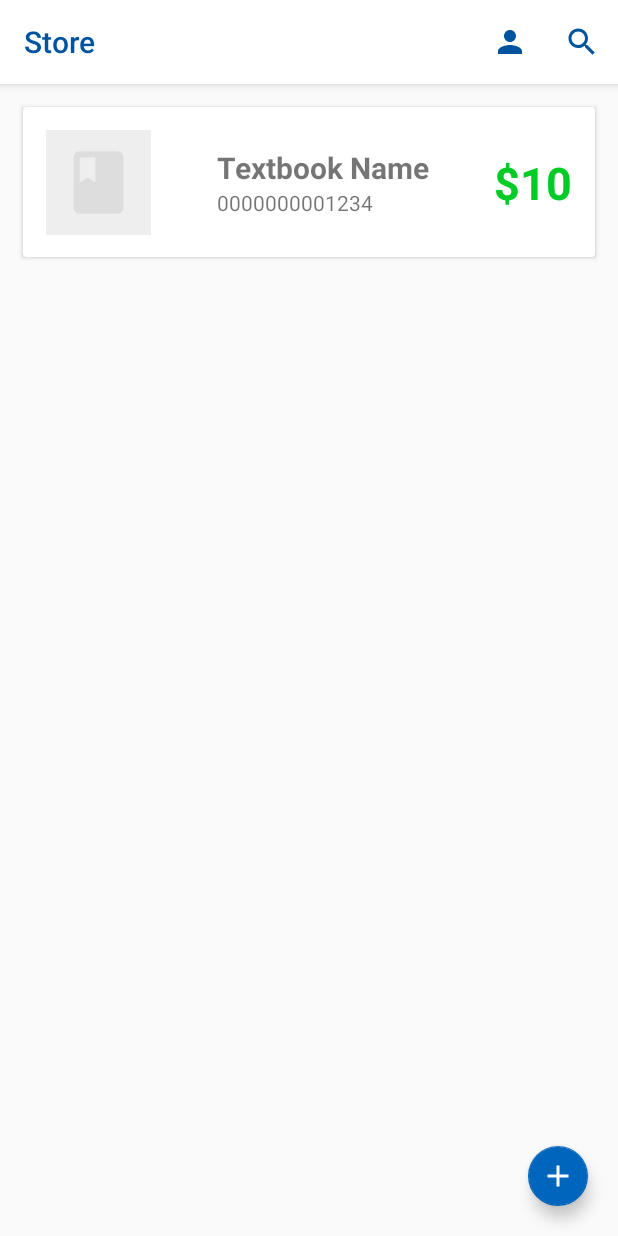
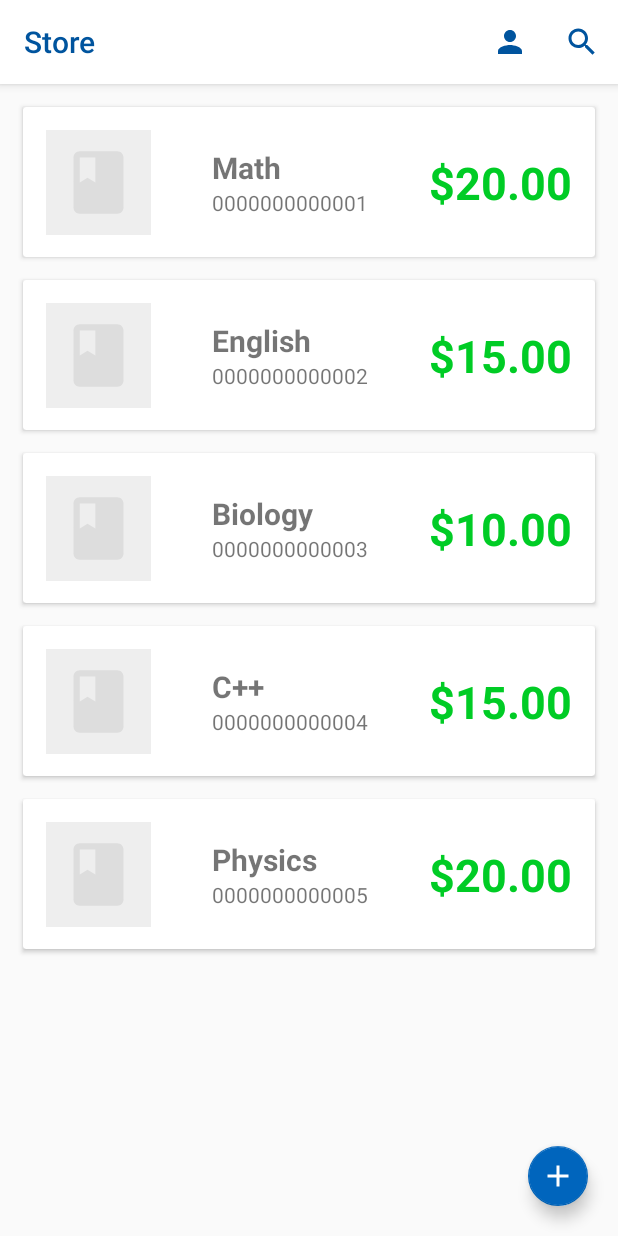
Before and after one commit to zachfalcone/CS455_Proj_13, an Android app: the screen it shows after launch once a user with an empty profile is signed in (StoreActivity), on a phone screen of 412 x 824 dp. Run offline under Robolectric (Android 15) with nearby library versions, the phone set to English and light mode, and no system bars; our stand-ins replace Firebase (no records; nobody signed in at launch, a user with empty details on screens opened directly).

Commit message:
Added Textbook Class & Adapter.
- Added Textbook
• Properties: title, isbn, condition, description, cents, school, professor, course.

- Added TextbookAdapter
• Sets the data for each preview item.

```diff
--- a/app/build.gradle
+++ b/app/build.gradle
@@ -28,6 +28,7 @@ dependencies {
     compile 'com.android.support.constraint:constraint-layout:1.0.2'
     compile 'com.google.firebase:firebase-core:11.4.2'
     compile 'com.google.firebase:firebase-auth:11.4.2'
+    compile 'com.google.firebase:firebase-database:11.4.2'
     compile 'com.google.android.gms:play-services-auth:11.4.2'
     compile 'com.android.support:design:25.3.1'
     compile 'com.android.support:cardview-v7:25.3.1'
--- a/app/src/main/java/cse455/csusb/bookngo/StoreActivity.java
+++ b/app/src/main/java/cse455/csusb/bookngo/StoreActivity.java
@@ -12,7 +12,8 @@ import android.support.annotation.NonNull;
 import android.support.design.widget.FloatingActionButton;
 import android.support.v4.content.ContextCompat;
 import android.support.v7.app.AppCompatActivity;
-import android.support.v7.widget.CardView;
+import android.support.v7.widget.LinearLayoutManager;
+import android.support.v7.widget.RecyclerView;
 import android.util.Log;
 import android.view.KeyEvent;
 import android.view.Menu;
@@ -29,6 +30,7 @@ import com.google.android.gms.common.ConnectionResult;
 import com.google.android.gms.common.api.GoogleApiClient;
 import com.google.firebase.auth.FirebaseAuth;
 
+import java.util.ArrayList;
 import java.util.Arrays;
 
 public class StoreActivity extends AppCompatActivity implements View.OnClickListener, GoogleApiClient.OnConnectionFailedListener {
@@ -41,8 +43,6 @@ public class StoreActivity extends AppCompatActivity implements View.OnClickList
 
     private FloatingActionButton btnNew;
     private MenuItem mProfile, mSearch;
-
-    private CardView previewCard;
 
     @Override
     protected void onCreate(Bundle savedInstanceState) {
@@ -100,8 +100,27 @@ public class StoreActivity extends AppCompatActivity implements View.OnClickList
             btnNew = findViewById(R.id.new_button);
             btnNew.setOnClickListener(this);
 
-            previewCard = findViewById(R.id.preview_card);
-            previewCard.setOnClickListener(this);
+            // Sample data
+            ArrayList<Textbook> textbooks = new ArrayList<>();
+            textbooks.add(new Textbook("Math", "0000000000001", "Excellent", "Description...", 2000, "CSUSB", "Professor", "MATH 101"));
+            textbooks.add(new Textbook("English", "0000000000002", "Good", "Description...", 1500, "CSUSB", "Professor", "ENG 101"));
+            textbooks.add(new Textbook("Biology", "0000000000003", "Acceptable", "Description...", 1000, "CSUSB", "Professor", "BIOL 101"));
+            textbooks.add(new Textbook("C++", "0000000000004", "Good", "Description...", 1500, "CSUSB", "Professor", "CSE 101"));
+            textbooks.add(new Textbook("Physics", "0000000000005", "Good", "Description...", 2000, "CSUSB", "Professor", "PHYS 101"));
+
+            RecyclerView recyclerTextbooks = findViewById(R.id.recycler_textbooks);
+            recyclerTextbooks.setLayoutManager(new LinearLayoutManager(this));
+
+            TextbookAdapter textbookAdapter = new TextbookAdapter(textbooks);
+            textbookAdapter.setOnItemClickListener(new TextbookAdapter.OnItemClickListener() {
+                @Override
+                public void onItemClick(View view, int position) {
+                    Intent viewIntent = new Intent(getApplicationContext(), ViewActivity.class);
+                    startActivity(viewIntent);
+                }
+            });
+
+            recyclerTextbooks.setAdapter(textbookAdapter);
         }
     }
 
@@ -227,10 +246,6 @@ public class StoreActivity extends AppCompatActivity implements View.OnClickList
                 Intent addIntent = new Intent(this, AddActivity.class);
                 startActivity(addIntent);
                 break;
-            case R.id.preview_card:
-                Intent viewIntent = new Intent(this, ViewActivity.class);
-                startActivity(viewIntent);
-                break;
         }
     }
 }
--- /dev/null
+++ b/app/src/main/java/cse455/csusb/bookngo/Textbook.java
@@ -0,0 +1,72 @@
+package cse455.csusb.bookngo;
+
+import java.text.NumberFormat;
+import java.util.Locale;
+
+public class Textbook {
+
+    private String title, isbn, condition, description;
+    private int cents;
+
+    private String school, professor, course;
+
+    /**
+     *
+     * @param title Name of textbook.
+     * @param isbn ISBN of textbook.
+     * @param condition Condition of textbook.
+     * @param description Description of textbook.
+     * @param cents Price of textbook in cents.
+     * @param school School textbook used at.
+     * @param professor Professor textbook used with.
+     * @param course Course textbook used with.
+     */
+    public Textbook(String title, String isbn, String condition, String description, int cents, String school, String professor, String course) {
+        this.title = title;
+        this.isbn = isbn;
+        this.condition = condition;
+        this.description = description;
+        this.cents = cents;
+
+        this.school = school;
+        this.professor = professor;
+        this.course = course;
+    }
+
+    public String getTitle() {
+        return title;
+    }
+
+    public String getIsbn() {
+        return isbn;
+    }
+
+    public String getCondition() {
+        return condition;
+    }
+
+    public String getDescription() {
+        return description;
+    }
+
+    public int getCents() {
+        return cents;
+    }
+
+    public String getPrice() {
+        double dollars = cents/100;
+        return NumberFormat.getCurrencyInstance(Locale.US).format(dollars);
+    }
+
+    public String getSchool() {
+        return school;
+    }
+
+    public String getProfessor() {
+        return professor;
+    }
+
+    public String getCourse() {
+        return course;
+    }
+}
--- /dev/null
+++ b/app/src/main/java/cse455/csusb/bookngo/TextbookAdapter.java
@@ -0,0 +1,71 @@
+package cse455.csusb.bookngo;
+
+import android.support.v7.widget.RecyclerView;
+import android.view.LayoutInflater;
+import android.view.View;
+import android.view.ViewGroup;
+import android.widget.TextView;
+
+import java.util.ArrayList;
+
+public class TextbookAdapter extends RecyclerView.Adapter<TextbookAdapter.MyViewHolder> {
+
+    private ArrayList<Textbook> textbooks;
+
+    private OnItemClickListener mOnItemClickListener;
+
+    public interface OnItemClickListener {
+        void onItemClick(View view, int position);
+    }
+
+    public void setOnItemClickListener(OnItemClickListener onItemClickListener) {
+        mOnItemClickListener = onItemClickListener;
+    }
+
+    class MyViewHolder extends RecyclerView.ViewHolder implements View.OnClickListener {
+        TextView previewTitle, previewISBN, previewPrice;
+
+        public MyViewHolder(View itemView) {
+            super(itemView);
+            itemView.setOnClickListener(this);
+
+            previewTitle = itemView.findViewById(R.id.preview_title);
+            previewISBN = itemView.findViewById(R.id.preview_isbn);
+            previewPrice = itemView.findViewById(R.id.preview_price);
+        }
+
+        @Override
+        public void onClick(View view) {
+            if (mOnItemClickListener != null) {
+                mOnItemClickListener.onItemClick(view, getLayoutPosition());
+            }
+        }
+    }
+
+    public TextbookAdapter(ArrayList<Textbook> textbooks) {
+        this.textbooks = textbooks;
+    }
+
+    @Override
+    public TextbookAdapter.MyViewHolder onCreateViewHolder(ViewGroup parent, int viewType) {
+        View view = LayoutInflater.from(parent.getContext()).inflate(R.layout.item_textbook, parent, false);
+        return new MyViewHolder(view);
+    }
+
+    @Override
+    public void onBindViewHolder(TextbookAdapter.MyViewHolder holder, int position) {
+        holder.previewTitle.setText(textbooks.get(position).getTitle());
+        holder.previewISBN.setText(textbooks.get(position).getIsbn());
+        holder.previewPrice.setText(String.valueOf(textbooks.get(position).getPrice()));
+    }
+
+    @Override
+    public int getItemCount() {
+        return textbooks.size();
+    }
+
+    @Override
+    public void onAttachedToRecyclerView(RecyclerView recyclerView) {
+        super.onAttachedToRecyclerView(recyclerView);
+    }
+}
--- a/app/src/main/res/layout/activity_store.xml
+++ b/app/src/main/res/layout/activity_store.xml
@@ -1,5 +1,5 @@
 <?xml version="1.0" encoding="utf-8"?>
-<android.support.constraint.ConstraintLayout xmlns:android="http://schemas.android.com/apk/res/android"
+<RelativeLayout xmlns:android="http://schemas.android.com/apk/res/android"
     xmlns:app="http://schemas.android.com/apk/res-auto"
     xmlns:tools="http://schemas.android.com/tools"
     android:layout_width="match_parent"
@@ -7,7 +7,12 @@
     tools:context="cse455.csusb.bookngo.StoreActivity"
     android:id="@+id/store_view">
 
-    <include layout="@layout/item_textbook" />
+    <android.support.v7.widget.RecyclerView
+        android:id="@+id/recycler_textbooks"
+        android:layout_width="match_parent"
+        android:layout_height="match_parent"
+        android:paddingBottom="15dp"
+        android:clipToPadding="false"/>
 
     <android.support.design.widget.FloatingActionButton
         android:id="@+id/new_button"
@@ -16,10 +21,11 @@
         android:clickable="true"
         app:fabSize="mini"
         app:srcCompat="@color/colorAccent"
+        android:layout_alignParentBottom="true"
+        android:layout_alignParentRight="true"
         android:layout_marginRight="20dp"
-        app:layout_constraintRight_toRightOf="parent"
-        app:layout_constraintBottom_toBottomOf="parent"
         android:layout_marginBottom="20dp"
-        android:src="@drawable/ic_add"/>
+        android:src="@drawable/ic_add"
+        android:layout_marginEnd="20dp" />
 
-</android.support.constraint.ConstraintLayout>
+</RelativeLayout>
--- a/app/src/main/res/layout/item_textbook.xml
+++ b/app/src/main/res/layout/item_textbook.xml
@@ -1,20 +1,14 @@
-<?xml version="1.0" encoding="utf-8"?>
-<LinearLayout xmlns:android="http://schemas.android.com/apk/res/android"
-    xmlns:app="http://schemas.android.com/apk/res-auto"
-    xmlns:tools="http://schemas.android.com/tools"
-    android:orientation="vertical"
-    android:layout_width="match_parent"
-    android:layout_height="match_parent">
-
-    <android.support.v7.widget.CardView
-        android:id="@+id/preview_card"
+<android.support.v7.widget.CardView android:id="@+id/preview_card"
     android:layout_width="match_parent"
     android:layout_height="100dp"
     android:layout_marginTop="15dp"
     android:layout_marginLeft="15dp"
     android:layout_marginRight="15dp"
     android:clickable="true"
-        android:foreground="?android:attr/selectableItemBackground" >
+    android:foreground="?android:attr/selectableItemBackground"
+    xmlns:android="http://schemas.android.com/apk/res/android"
+    xmlns:app="http://schemas.android.com/apk/res-auto"
+    xmlns:tools="http://schemas.android.com/tools">
 
     <android.support.constraint.ConstraintLayout
         android:layout_width="match_parent"
@@ -86,5 +80,3 @@
     </android.support.constraint.ConstraintLayout>
 
 </android.support.v7.widget.CardView>
-
-</LinearLayout>
```
Lines whose indentation alone changed are shown as unchanged.
